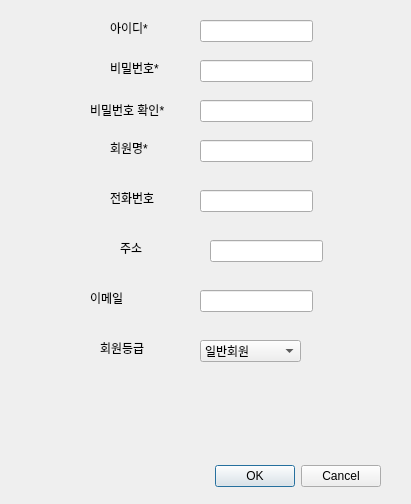
DaeyeongCho/DataBaseLectureProject, file uis/dialog_sign_up.ui: the form before one commit.
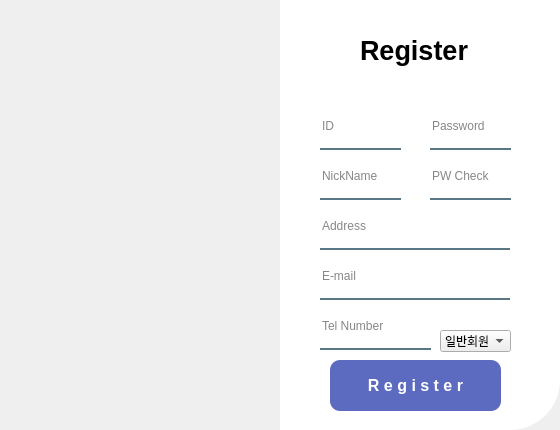
The form after the commit. Icons and pictures are not drawn.

Diff of the .ui file:
```diff
--- a/uis/dialog_sign_up.ui
+++ b/uis/dialog_sign_up.ui
@@ -6,210 +6,255 @@
    <rect>
     <x>0</x>
     <y>0</y>
-    <width>411</width>
-    <height>504</height>
+    <width>560</width>
+    <height>430</height>
    </rect>
   </property>
   <property name="windowTitle">
    <string>Dialog</string>
   </property>
-  <widget class="QDialogButtonBox" name="buttonBoxAnswer">
-   <property name="enabled">
-    <bool>true</bool>
+  <widget class="QPushButton" name="pushButtonAnswer">
+   <property name="geometry">
+    <rect>
+     <x>330</x>
+     <y>360</y>
+     <width>171</width>
+     <height>51</height>
+    </rect>
    </property>
+   <property name="font">
+    <font>
+     <pointsize>12</pointsize>
+     <italic>false</italic>
+     <bold>true</bold>
+    </font>
+   </property>
+   <property name="styleSheet">
+    <string notr="true">QPushButton {
+    background-color: #5C6BC0; /* 기본 배경색: 진한 파란색 */
+    color: white; /* 텍스트 색상: 흰색 */
+    border-radius: 10px; /* 둥근 모서리 */
+    padding: 10px; /* 내부 여백 */
+    border: none; /* 테두리 없음 */
+}
+
+QPushButton:hover {
+    background-color: #7986CB; /* 마우스 오버 시 색상: 밝은 파란색 */
+}
+
+QPushButton:pressed {
+    background-color: #3949AB; /* 클릭 시 색상: 더 진한 파란색 */
+    padding-left: 12px; /* 클릭 시 글자 오른쪽으로 이동 */
+    padding-top: 12px; /* 클릭 시 글자 아래로 이동 */
+}
+</string>
+   </property>
+   <property name="text">
+    <string>R e g i s t e r</string>
+   </property>
+  </widget>
+  <widget class="QFrame" name="frame">
    <property name="geometry">
     <rect>
-     <x>40</x>
-     <y>460</y>
-     <width>341</width>
-     <height>32</height>
+     <x>0</x>
+     <y>0</y>
+     <width>280</width>
+     <height>430</height>
     </rect>
    </property>
-   <property name="orientation">
-    <enum>Qt::Horizontal</enum>
+   <property name="styleSheet">
+    <string notr="true">border-image : url(C:/Users/jdy08/Visual Studio Code/DataBaseLectureProject/uis/background.jpg);
+border-top-left-radius:50px;
+</string>
    </property>
-   <property name="standardButtons">
-    <set>QDialogButtonBox::Cancel|QDialogButtonBox::Ok</set>
+   <property name="frameShape">
+    <enum>QFrame::StyledPanel</enum>
+   </property>
+   <property name="frameShadow">
+    <enum>QFrame::Raised</enum>
+   </property>
+  </widget>
+  <widget class="QLabel" name="label_10">
+   <property name="geometry">
+    <rect>
+     <x>360</x>
+     <y>30</y>
+     <width>111</width>
+     <height>41</height>
+    </rect>
+   </property>
+   <property name="font">
+    <font>
+     <pointsize>20</pointsize>
+     <bold>true</bold>
+    </font>
+   </property>
+   <property name="text">
+    <string>Register</string>
    </property>
   </widget>
   <widget class="QLineEdit" name="lineEditID">
    <property name="geometry">
     <rect>
-     <x>200</x>
-     <y>20</y>
-     <width>113</width>
-     <height>22</height>
+     <x>320</x>
+     <y>110</y>
+     <width>81</width>
+     <height>40</height>
     </rect>
    </property>
+   <property name="styleSheet">
+    <string notr="true">background-color:rgba(0,0,0,0);
+border:none;
+border-bottom:2px solid rgba(46,82,101,200);
+color:rgba(0,0,0,240);
+padding-bottom:7px;</string>
+   </property>
    <property name="text">
     <string/>
    </property>
+   <property name="placeholderText">
+    <string>ID</string>
+   </property>
   </widget>
-  <widget class="QLabel" name="label">
+  <widget class="QLineEdit" name="lineEditAddress">
    <property name="geometry">
     <rect>
-     <x>110</x>
-     <y>20</y>
-     <width>48</width>
-     <height>16</height>
+     <x>320</x>
+     <y>210</y>
+     <width>190</width>
+     <height>40</height>
     </rect>
    </property>
+   <property name="styleSheet">
+    <string notr="true">background-color:rgba(0,0,0,0);
+border:none;
+border-bottom:2px solid rgba(46,82,101,200);
+color:rgba(0,0,0,240);
+padding-bottom:7px;</string>
+   </property>
    <property name="text">
-    <string>아이디*</string>
+    <string/>
+   </property>
+   <property name="placeholderText">
+    <string>Address</string>
    </property>
   </widget>
   <widget class="QLineEdit" name="lineEditPassword">
    <property name="geometry">
     <rect>
-     <x>200</x>
-     <y>60</y>
-     <width>113</width>
-     <height>22</height>
+     <x>430</x>
+     <y>110</y>
+     <width>81</width>
+     <height>40</height>
     </rect>
    </property>
+   <property name="styleSheet">
+    <string notr="true">background-color:rgba(0,0,0,0);
+border:none;
+border-bottom:2px solid rgba(46,82,101,200);
+color:rgba(0,0,0,240);
+padding-bottom:7px;</string>
+   </property>
    <property name="text">
     <string/>
    </property>
-   <property name="echoMode">
-    <enum>QLineEdit::Password</enum>
-   </property>
-  </widget>
-  <widget class="QLabel" name="label_2">
-   <property name="geometry">
-    <rect>
-     <x>110</x>
-     <y>60</y>
-     <width>71</width>
-     <height>16</height>
-    </rect>
-   </property>
-   <property name="text">
-    <string>비밀번호*</string>
+   <property name="placeholderText">
+    <string>Password</string>
    </property>
   </widget>
   <widget class="QLineEdit" name="lineEditName">
    <property name="geometry">
     <rect>
-     <x>200</x>
-     <y>140</y>
-     <width>113</width>
-     <height>22</height>
+     <x>320</x>
+     <y>160</y>
+     <width>81</width>
+     <height>40</height>
     </rect>
    </property>
+   <property name="styleSheet">
+    <string notr="true">background-color:rgba(0,0,0,0);
+border:none;
+border-bottom:2px solid rgba(46,82,101,200);
+color:rgba(0,0,0,240);
+padding-bottom:7px;</string>
+   </property>
    <property name="text">
     <string/>
    </property>
-  </widget>
-  <widget class="QLabel" name="label_3">
-   <property name="geometry">
-    <rect>
-     <x>110</x>
-     <y>140</y>
-     <width>48</width>
-     <height>16</height>
-    </rect>
-   </property>
-   <property name="text">
-    <string>회원명*</string>
+   <property name="placeholderText">
+    <string>NickName</string>
    </property>
   </widget>
   <widget class="QLineEdit" name="lineEditPhone">
    <property name="geometry">
     <rect>
-     <x>200</x>
-     <y>190</y>
-     <width>113</width>
-     <height>22</height>
+     <x>320</x>
+     <y>310</y>
+     <width>111</width>
+     <height>40</height>
     </rect>
    </property>
-   <property name="text">
-    <string/>
+   <property name="styleSheet">
+    <string notr="true">background-color:rgba(0,0,0,0);
+border:none;
+border-bottom:2px solid rgba(46,82,101,200);
+color:rgba(0,0,0,240);
+padding-bottom:7px;</string>
    </property>
-  </widget>
-  <widget class="QLabel" name="label_4">
-   <property name="geometry">
-    <rect>
-     <x>110</x>
-     <y>190</y>
-     <width>48</width>
-     <height>16</height>
-    </rect>
-   </property>
    <property name="text">
-    <string>전화번호</string>
-   </property>
-  </widget>
-  <widget class="QLineEdit" name="lineEditAddress">
-   <property name="geometry">
-    <rect>
-     <x>210</x>
-     <y>240</y>
-     <width>113</width>
-     <height>22</height>
-    </rect>
-   </property>
-   <property name="text">
     <string/>
    </property>
-  </widget>
-  <widget class="QLabel" name="label_5">
-   <property name="geometry">
-    <rect>
-     <x>120</x>
-     <y>240</y>
-     <width>48</width>
-     <height>16</height>
-    </rect>
-   </property>
-   <property name="text">
-    <string>주소</string>
+   <property name="placeholderText">
+    <string>Tel Number</string>
    </property>
   </widget>
   <widget class="QLineEdit" name="lineEditEmail">
    <property name="geometry">
     <rect>
-     <x>200</x>
-     <y>290</y>
-     <width>113</width>
-     <height>22</height>
+     <x>320</x>
+     <y>260</y>
+     <width>190</width>
+     <height>40</height>
     </rect>
    </property>
+   <property name="styleSheet">
+    <string notr="true">background-color:rgba(0,0,0,0);
+border:none;
+border-bottom:2px solid rgba(46,82,101,200);
+color:rgba(0,0,0,240);
+padding-bottom:7px;</string>
+   </property>
    <property name="text">
     <string/>
    </property>
-  </widget>
-  <widget class="QLabel" name="label_6">
-   <property name="geometry">
-    <rect>
-     <x>90</x>
-     <y>290</y>
-     <width>48</width>
-     <height>16</height>
-    </rect>
+   <property name="placeholderText">
+    <string>E-mail</string>
    </property>
-   <property name="text">
-    <string>이메일</string>
-   </property>
   </widget>
-  <widget class="QLabel" name="label_7">
+  <widget class="QLabel" name="label_8">
    <property name="geometry">
     <rect>
-     <x>100</x>
-     <y>340</y>
-     <width>48</width>
-     <height>16</height>
+     <x>280</x>
+     <y>0</y>
+     <width>280</width>
+     <height>430</height>
     </rect>
    </property>
+   <property name="styleSheet">
+    <string notr="true">background-color:rgba(255,255,255,255);
+border-bottom-right-radius: 50px;
+</string>
+   </property>
    <property name="text">
-    <string>회원등급</string>
+    <string/>
    </property>
   </widget>
   <widget class="QComboBox" name="comboBoxGrade">
    <property name="geometry">
     <rect>
-     <x>200</x>
-     <y>340</y>
-     <width>101</width>
+     <x>440</x>
+     <y>330</y>
+     <width>71</width>
      <height>22</height>
     </rect>
    </property>
@@ -227,32 +272,38 @@
   <widget class="QLineEdit" name="lineEditPasswordCheck">
    <property name="geometry">
     <rect>
-     <x>200</x>
-     <y>100</y>
-     <width>113</width>
-     <height>22</height>
+     <x>430</x>
+     <y>160</y>
+     <width>81</width>
+     <height>40</height>
     </rect>
    </property>
+   <property name="styleSheet">
+    <string notr="true">background-color:rgba(0,0,0,0);
+border:none;
+border-bottom:2px solid rgba(46,82,101,200);
+color:rgba(0,0,0,240);
+padding-bottom:7px;</string>
+   </property>
    <property name="text">
     <string/>
    </property>
-   <property name="echoMode">
-    <enum>QLineEdit::Password</enum>
+   <property name="placeholderText">
+    <string>PW Check</string>
    </property>
   </widget>
-  <widget class="QLabel" name="label_8">
-   <property name="geometry">
-    <rect>
-     <x>90</x>
-     <y>100</y>
-     <width>91</width>
-     <height>20</height>
-    </rect>
-   </property>
-   <property name="text">
-    <string>비밀번호 확인*</string>
-   </property>
-  </widget>
+  <zorder>label_8</zorder>
+  <zorder>pushButtonAnswer</zorder>
+  <zorder>frame</zorder>
+  <zorder>label_10</zorder>
+  <zorder>lineEditID</zorder>
+  <zorder>lineEditAddress</zorder>
+  <zorder>lineEditPassword</zorder>
+  <zorder>lineEditName</zorder>
+  <zorder>lineEditPhone</zorder>
+  <zorder>lineEditEmail</zorder>
+  <zorder>comboBoxGrade</zorder>
+  <zorder>lineEditPasswordCheck</zorder>
  </widget>
  <resources/>
  <connections>
```
Left out of the diff: 35 changed lines with no effect on the pictures.
